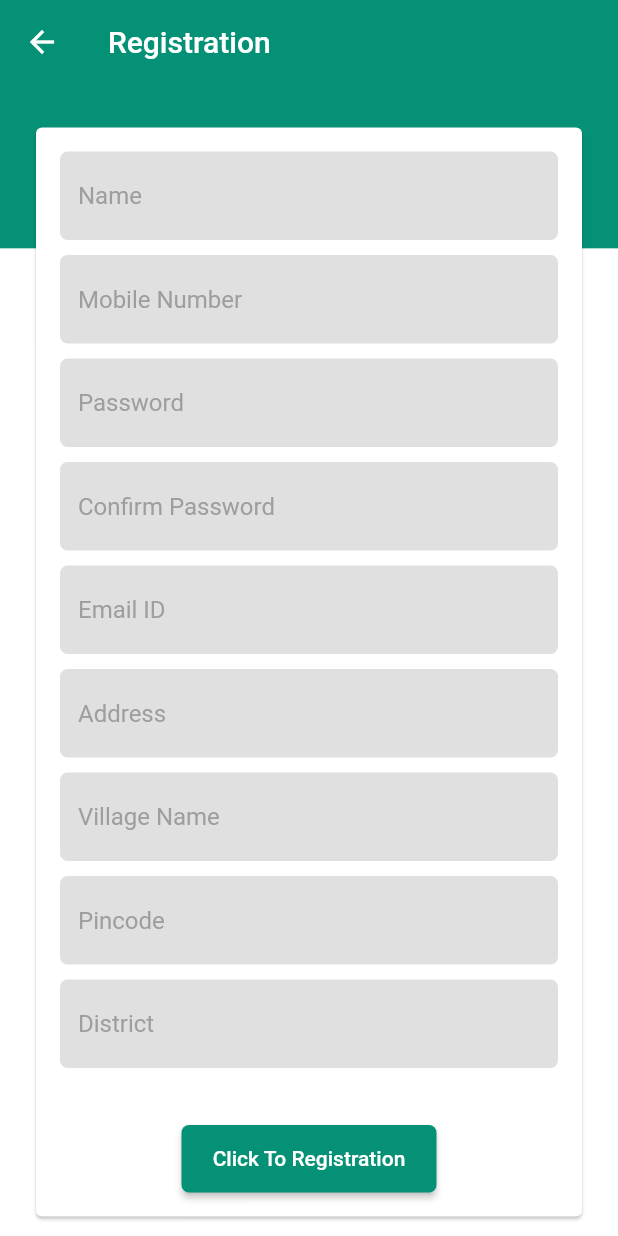
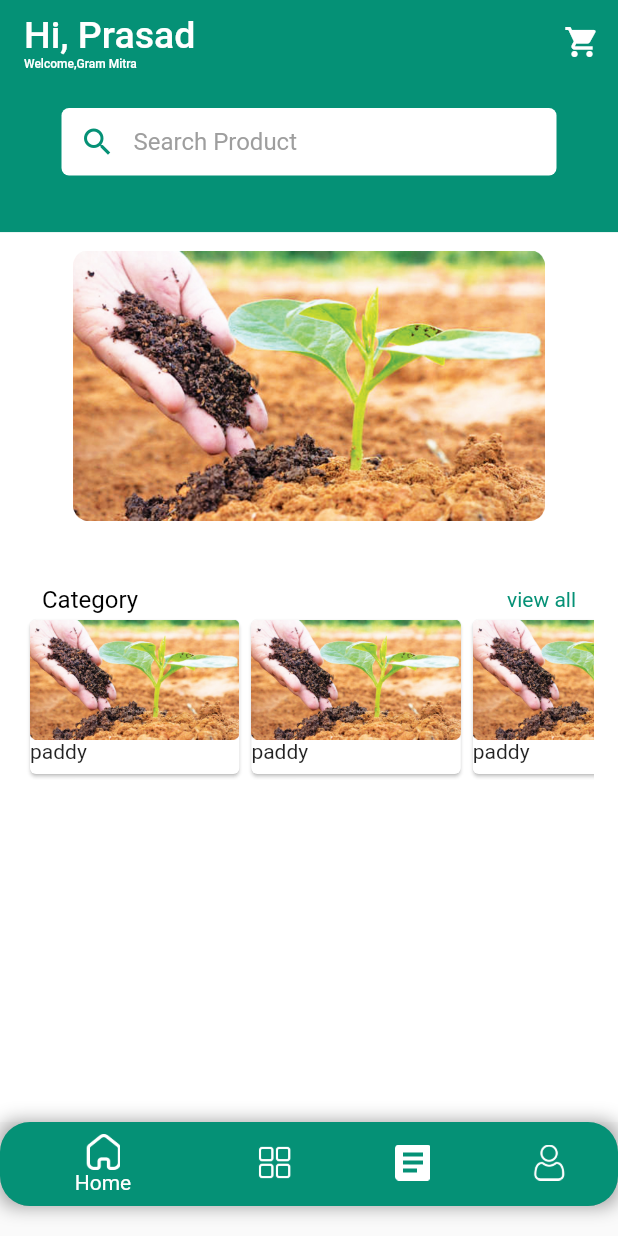
Before and after one commit to jayaprasad356/sg_flutter, a Flutter app: the registration screen opened directly, after a tap on "Click To Registration", on a phone screen of 412 x 824 dp. Run offline on Flutter 3.47's test engine with Material 2 defaults, Android fonts, the light colour scheme and no system bars; Roboto replaces fonts that are missing (WorkSansLight).

Commit message:
implemented home screen and consultant bottom navaigation menu screen

```diff
--- /dev/null
+++ b/lib/home.dart
@@ -0,0 +1,385 @@
+import 'package:flutter/cupertino.dart';
+import 'package:flutter/material.dart';
+import 'package:smart_gram/registration.dart';
+
+class home extends StatefulWidget {
+  const home({Key? key}) : super(key: key);
+
+  @override
+  State<home> createState() => _homeState();
+}
+
+class _homeState extends State<home> {
+  int _selctedIndex = 0;
+  final screens = [
+    Container(
+      child: Stack(
+        children: [
+          Column(children: [
+            Expanded(
+                flex: 1,
+                child: Container(
+                  color: Color(0xFF059176),
+                )),
+            Expanded(flex: 6, child: Container(color: Colors.white))
+          ]),
+          Padding(
+              padding: const EdgeInsets.all(16),
+              child: Column(
+                children: [
+                  SizedBox(
+                    height: 45,
+                    child: Container(
+                      margin: const EdgeInsets.only(left: 25, right: 25),
+                      child: const TextField(
+                        decoration: InputDecoration(
+                            contentPadding: EdgeInsets.only(top: 15),
+                            prefixIcon:
+                                Icon(Icons.search, color: Color(0xFF059176)),
+                            fillColor: Colors.white,
+                            border: OutlineInputBorder(
+                                borderRadius:
+                                    BorderRadius.all(Radius.circular(5.0)),
+                                borderSide: BorderSide.none),
+                            hintStyle: TextStyle(
+                                color: Colors.grey,
+                                fontFamily: "WorkSansLight"),
+                            filled: true,
+                            hintText: 'Search Product'),
+                      ),
+                    ),
+                  ),
+                  const SizedBox(
+                    height: 40,
+                  ),
+                  SizedBox(
+                    height: 200,
+                    width: double.infinity,
+
+                    child: PageView.builder(
+                        itemCount: 3,
+                        pageSnapping: true,
+                        onPageChanged: (page) {},
+                        itemBuilder: (context, pagePosition) {
+                          return Container(
+                            margin: EdgeInsets.all(10),
+                            child: Image.asset("assets/images/home_image.png"),
+                          );
+                        }),
+                    // height: 40,
+                  ),
+                  Row(
+                    mainAxisAlignment: MainAxisAlignment.spaceBetween,
+                    children: [
+                      Container(
+                          padding: const EdgeInsets.only(left: 12, top: 33),
+                          child: const Text(
+                            "Category",
+                            style: TextStyle(color: Colors.black, fontSize: 16),
+                          )),
+                      Container(
+                          padding: const EdgeInsets.only(right: 12, top: 33),
+                          child: const Text(
+                            "view all",
+                            style: TextStyle(
+                                color: Color(0xFF059176), fontSize: 14),
+                          ))
+                    ],
+                  ),
+                  SizedBox(
+                    height: 111,
+                    child: ListView.builder(
+                      scrollDirection: Axis.horizontal,
+                      itemCount: 20,
+                      itemBuilder: (context, position) {
+                        return Card(
+                          child: Padding(
+                            padding: const EdgeInsets.all(0),
+                            child: Container(
+                              child: Column(
+                                crossAxisAlignment: CrossAxisAlignment.start,
+                                children: [
+                                  Image.asset("assets/images/home_image.png",
+                                      height: 80),
+                                  Text("paddy")
+                                ],
+                              ),
+                            ),
+                          ),
+                        );
+                      },
+                    ),
+                  ),
+                ],
+              ))
+        ],
+      ),
+    ),
+    SizedBox(
+      child: ListView.builder(
+        itemCount: 10,
+        itemBuilder: (context, position) {
+          return Card(
+            child: Padding(
+              padding: const EdgeInsets.all(10),
+              child: Container(
+                height: 120,
+                child: Row(
+                  children: [
+                    Column(
+                      children: [
+                        SizedBox(
+                            height: 83,
+                            child: Container(
+                              width: 130,
+                              height: 130,
+                              decoration: const BoxDecoration(
+                                shape: BoxShape.circle,
+                                image: DecorationImage(
+                                    image: AssetImage(
+                                        "assets/images/home_image.png"),
+                                    fit: BoxFit.fill),
+                              ),
+                            )),
+                        const Text(
+                          "paddy",
+                          style: TextStyle(color: Colors.black38),
+                        ),
+                        const Text("₹ 500")
+                      ],
+                    ),
+                    Container(
+                      margin: EdgeInsets.only(left: 20),
+                      child: Column(
+                        mainAxisAlignment: MainAxisAlignment.spaceAround,
+                        crossAxisAlignment: CrossAxisAlignment.start,
+                        children: [
+                          const Text(
+                            "Name",
+                            style: TextStyle(color: Colors.black),
+                          ),
+                          const Text(
+                            "Role",
+                            style: TextStyle(color: Colors.black38),
+                          ),
+                          const Text(
+                            "Experience",
+                            style: TextStyle(color: Color(0xFF059176)),
+                          ),
+                          ElevatedButton(
+                            onPressed: () {},
+                            style: ButtonStyle(
+                                backgroundColor:
+                                    MaterialStateProperty.all<Color>(
+                                        const Color(0xFF059176)),
+                                shape: MaterialStateProperty.all(
+                                    RoundedRectangleBorder(
+                                        borderRadius:
+                                            BorderRadius.circular(5)))),
+                            child: const Text("Make an Appoinment"),
+                          ),
+                        ],
+                      ),
+                    ),
+                  ],
+                ),
+              ),
+            ),
+          );
+        },
+      ),
+    ),
+    Text("three"),
+    Text("four")
+  ];
+
+  void _onItemTapped(int index) {
+    // if (index == 1) {
+    //
+    // }
+    setState(() {
+      _selctedIndex = index;
+    });
+  }
+
+  @override
+  Widget build(BuildContext context) {
+    return Scaffold(
+        appBar: AppBar(
+          centerTitle: false,
+          elevation: 0,
+          title: Column(
+            crossAxisAlignment: CrossAxisAlignment.start,
+            children: const [
+              Text(
+                "Hi, Prasad",
+                style: TextStyle(color: Colors.white, fontSize: 25.0),
+              ),
+              Text(
+                "Welcome,Gram Mitra",
+                style: TextStyle(
+                  color: Colors.white,
+                  fontSize: 8,
+                ),
+              )
+            ],
+          ),
+          automaticallyImplyLeading: false,
+          backgroundColor: const Color(0xFF059176),
+          actions: <Widget>[
+            IconButton(icon: Icon(Icons.shopping_cart), onPressed: () {}),
+          ],
+        ),
+        body: screens[_selctedIndex]
+        // Container(
+        //   child: Stack(
+        //     children: [
+        //       Column(children: [
+        //         Expanded(
+        //             flex: 1,
+        //             child: Container(
+        //               color: Color(0xFF059176),
+        //             )),
+        //         Expanded(flex: 6, child: Container(color: Colors.white))
+        //       ]),
+        //       Padding(
+        //           padding: const EdgeInsets.all(16),
+        //           child: Column(
+        //             children: [
+        //               SizedBox(
+        //                 height: 45,
+        //                 child: Container(
+        //                   margin: const EdgeInsets.only(left: 25, right: 25),
+        //                   child: const TextField(
+        //                     decoration: InputDecoration(
+        //                         contentPadding: EdgeInsets.only(top: 15),
+        //                         prefixIcon: Icon(Icons.search,
+        //                             color: Color(0xFF059176)),
+        //                         fillColor: Colors.white,
+        //                         border: OutlineInputBorder(
+        //                             borderRadius:
+        //                                 BorderRadius.all(Radius.circular(5.0)),
+        //                             borderSide: BorderSide.none),
+        //                         hintStyle: TextStyle(
+        //                             color: Colors.grey,
+        //                             fontFamily: "WorkSansLight"),
+        //                         filled: true,
+        //                         hintText: 'Search Product'),
+        //                   ),
+        //                 ),
+        //               ),
+        //               SizedBox(
+        //                 height: 40,
+        //               ),
+        //               SizedBox(
+        //                 height: 200,
+        //                 width: MediaQuery.of(context).size.width,
+        //                 child: PageView.builder(
+        //                     itemCount: 3,
+        //                     pageSnapping: true,
+        //                     onPageChanged: (page) {
+        //                       setState(() {});
+        //                     },
+        //                     itemBuilder: (context, pagePosition) {
+        //                       return Container(
+        //                         margin: EdgeInsets.all(10),
+        //                         child:
+        //                             Image.asset("assets/images/home_image.png"),
+        //                       );
+        //                     }),
+        //                 // height: 40,
+        //               ),
+        //               Row(
+        //                 mainAxisAlignment: MainAxisAlignment.spaceBetween,
+        //                 children: [
+        //                   Container(
+        //                       padding: const EdgeInsets.only(left: 12, top: 33),
+        //                       child: const Text(
+        //                         "Category",
+        //                         style: TextStyle(
+        //                             color: Colors.black, fontSize: 16),
+        //                       )),
+        //                   Container(
+        //                       padding:
+        //                           const EdgeInsets.only(right: 12, top: 33),
+        //                       child: const Text(
+        //                         "view all",
+        //                         style: TextStyle(
+        //                             color: Color(0xFF059176), fontSize: 14),
+        //                       ))
+        //                 ],
+        //               ),
+        //               SizedBox(
+        //                 height: 111,
+        //                 child: ListView.builder(
+        //                   scrollDirection: Axis.horizontal,
+        //                   itemCount: 20,
+        //                   itemBuilder: (context, position) {
+        //                     return Card(
+        //                       child: Padding(
+        //                         padding: const EdgeInsets.all(0),
+        //                         child: Container(
+        //                           child: Column(
+        //                             crossAxisAlignment:
+        //                                 CrossAxisAlignment.start,
+        //                             children: [
+        //                               Image.asset(
+        //                                   "assets/images/home_image.png",
+        //                                   height: 80),
+        //                               Text("paddy")
+        //                             ],
+        //                           ),
+        //                         ),
+        //                       ),
+        //                     );
+        //                   },
+        //                 ),
+        //               ),
+        //             ],
+        //           ))
+        //     ],
+        //   ),
+        // ),
+        ,
+        bottomNavigationBar: Container(
+            margin: const EdgeInsets.only(bottom: 20),
+            decoration: const BoxDecoration(
+              borderRadius: BorderRadius.all(Radius.circular(10)),
+              boxShadow: [
+                BoxShadow(
+                    color: Colors.black38, spreadRadius: 0, blurRadius: 10),
+              ],
+            ),
+            child: ClipRRect(
+              borderRadius: const BorderRadius.all(Radius.circular(20)),
+              child: BottomNavigationBar(
+                type: BottomNavigationBarType.shifting,
+                items: const <BottomNavigationBarItem>[
+                  BottomNavigationBarItem(
+                    icon: ImageIcon(AssetImage("assets/images/Home.png")),
+                    label: 'Home',
+                    backgroundColor: Color(0xFF059176),
+                  ),
+                  BottomNavigationBarItem(
+                    icon: ImageIcon(AssetImage("assets/images/menu.png")),
+                    label: 'Consultant',
+                    backgroundColor: Color(0xFF059176),
+                  ),
+                  BottomNavigationBarItem(
+                    icon: ImageIcon(AssetImage("assets/images/note.png")),
+                    label: 'Fintech',
+                    backgroundColor: Color(0xFF059176),
+                  ),
+                  BottomNavigationBarItem(
+                    icon: ImageIcon(AssetImage("assets/images/user.png")),
+                    label: 'Profile',
+                    backgroundColor: Color(0xFF059176),
+                  ),
+                ],
+                currentIndex: _selctedIndex,
+                selectedItemColor: Colors.white,
+                onTap: _onItemTapped,
+              ),
+            )));
+  }
+}
--- a/lib/registration.dart
+++ b/lib/registration.dart
@@ -1,5 +1,5 @@
-import 'package:flutter/cupertino.dart';
 import 'package:flutter/material.dart';
+import 'package:smart_gram/home.dart';
 
 class registration extends StatelessWidget {
   static const String routeName = '/profilePage';
@@ -14,7 +14,6 @@ class registration extends StatelessWidget {
     'Item 4',
     'Item 5',
   ];
-
 
   Widget build(BuildContext context) {
     return Scaffold(
@@ -56,7 +55,7 @@ class registration extends StatelessWidget {
                                 filled: true,
                                 hintText: 'Name'),
                           ),
-                          SizedBox(
+                          const SizedBox(
                             height: 10,
                           ),
                           const TextField(
@@ -76,7 +75,7 @@ class registration extends StatelessWidget {
                                 filled: true,
                                 hintText: 'Mobile Number'),
                           ),
-                          SizedBox(
+                          const SizedBox(
                             height: 10,
                           ),
                           const TextField(
@@ -96,7 +95,7 @@ class registration extends StatelessWidget {
                                 filled: true,
                                 hintText: 'Password'),
                           ),
-                          SizedBox(
+                          const SizedBox(
                             height: 10,
                           ),
                           const TextField(
@@ -112,7 +111,10 @@ class registration extends StatelessWidget {
                                 filled: true,
                                 hintText: 'Confirm Password'),
                           ),
-                          SizedBox(
+                          const SizedBox(
+                            height: 10,
+                          ),
+                          const SizedBox(
                             height: 10,
                           ),
                           const TextField(
@@ -128,7 +130,7 @@ class registration extends StatelessWidget {
                                 filled: true,
                                 hintText: 'Email ID'),
                           ),
-                          SizedBox(
+                          const SizedBox(
                             height: 10,
                           ),
                           const TextField(
@@ -144,7 +146,7 @@ class registration extends StatelessWidget {
                                 filled: true,
                                 hintText: 'Address '),
                           ),
-                          SizedBox(
+                          const SizedBox(
                             height: 10,
                           ),
                           const TextField(
@@ -160,7 +162,7 @@ class registration extends StatelessWidget {
                                 filled: true,
                                 hintText: 'Village Name'),
                           ),
-                          SizedBox(
+                          const SizedBox(
                             height: 10,
                           ),
                           const TextField(
@@ -176,7 +178,7 @@ class registration extends StatelessWidget {
                                 filled: true,
                                 hintText: 'Pincode'),
                           ),
-                          SizedBox(
+                          const SizedBox(
                             height: 10,
                           ),
                           const TextField(
@@ -192,7 +194,7 @@ class registration extends StatelessWidget {
                                 filled: true,
                                 hintText: 'District'),
                           ),
-                          SizedBox(
+                          const SizedBox(
                             height: 10,
                           ),
                           const SizedBox(height: 28),
@@ -202,8 +204,7 @@ class registration extends StatelessWidget {
                             child: ElevatedButton(
                               onPressed: () {
                                 Navigator.of(context).push(MaterialPageRoute(
-                                    builder: (BuildContext context) =>
-                                        registration("hj")));
+                                    builder: (BuildContext context) => home()));
                               },
                               style: ButtonStyle(
                                   backgroundColor:
```
Also changed, not shown: lib/main.dart (+1 -9 lines), assets/images/Home.png (added), assets/images/cart.png (added), assets/images/home_image.png (added), assets/images/menu.png (added), assets/images/note.png (added), assets/images/user.png (added).
